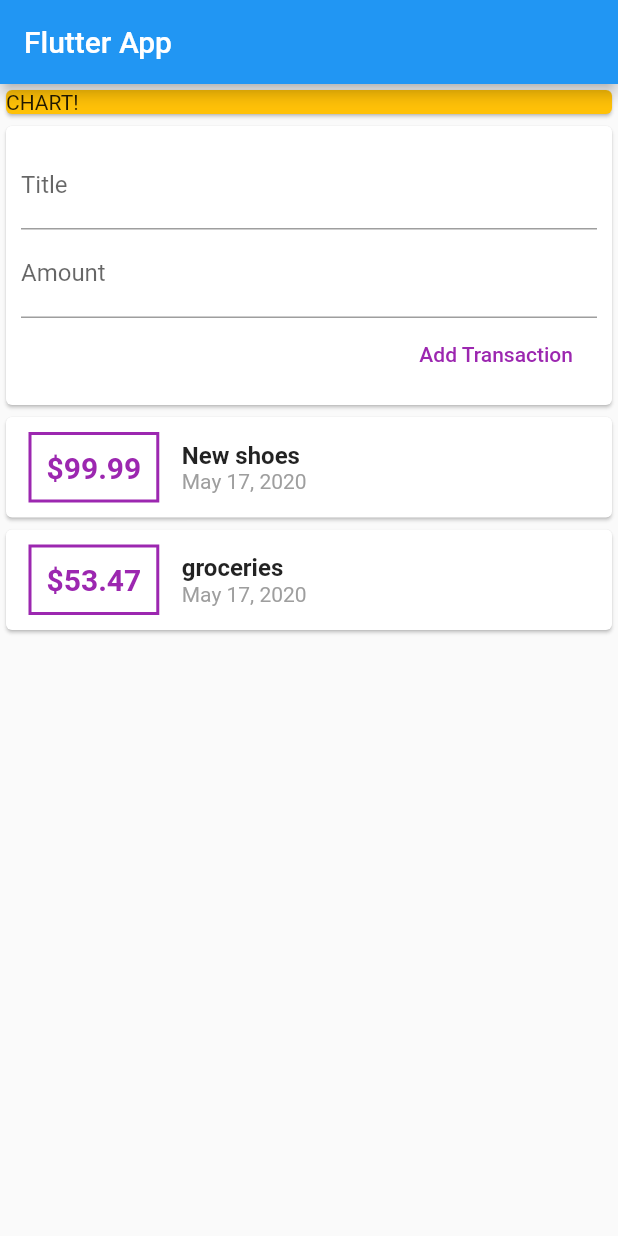
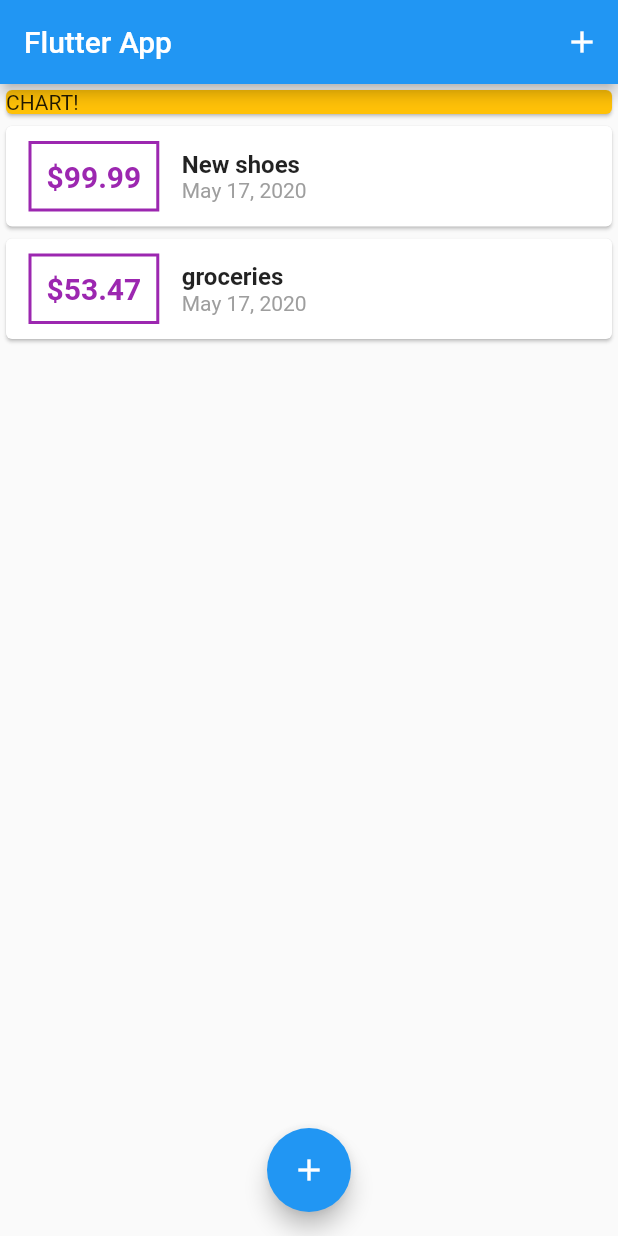
Before and after one commit to travisVela/expense_app, a Flutter app: the screen it shows after launch, on a phone screen of 412 x 824 dp. Run offline on Flutter 3.47's test engine with Material 2 defaults, Android fonts, the phone set to English and light mode, and no system bars.

Commit message:
move transaction input fields to  modal bottom sheet

```diff
--- a/lib/main.dart
+++ b/lib/main.dart
@@ -1,5 +1,9 @@
-import 'package:expense_app/widgets/user_transaction.dart';
+import 'package:expense_app/widgets/new_transaction.dart';
+import 'package:expense_app/widgets/transaction_list.dart';
 import 'package:flutter/material.dart';
+import './widgets/new_transaction.dart';
+
+import './models/transaction.dart';
 
 void main() => runApp(MyApp());
 
@@ -13,17 +17,56 @@ class MyApp extends StatelessWidget {
   }
 }
 
-class MyHomePage extends StatelessWidget {
-  String titleInput;
-  String amountInput;
-  final titleController = TextEditingController();
-  final amountController = TextEditingController();
+class MyHomePage extends StatefulWidget {
+  @override
+  _MyHomePageState createState() => _MyHomePageState();
+}
+
+class _MyHomePageState extends State<MyHomePage> {
+  final List<Transaction> _userTransactions = [
+    Transaction(
+        id: '1', title: 'New shoes', amount: 99.99, date: DateTime.now()),
+    Transaction(
+        id: '2', title: 'groceries', amount: 53.47, date: DateTime.now())
+  ];
+
+  void _addNewTransaction(String title, double amount) {
+    final newTransaction = Transaction(
+      title: title,
+      amount: amount,
+      date: DateTime.now(),
+      id: DateTime.now().toString(),
+    );
+
+    setState(() {
+      _userTransactions.add(newTransaction);
+    });
+  }
+
+  void _startAddNewTransaction(BuildContext ctx) {
+    showModalBottomSheet(
+      context: ctx,
+      builder: (builderCtx) {
+        return GestureDetector(
+          onTap: () {},
+          child: NewTransaction(_addNewTransaction),
+          behavior: HitTestBehavior.opaque,
+        );
+      },
+    );
+  }
 
   @override
   Widget build(BuildContext context) {
     return Scaffold(
       appBar: AppBar(
         title: Text('Flutter App'),
+        actions: <Widget>[
+          IconButton(
+            icon: Icon(Icons.add),
+            onPressed: () => _startAddNewTransaction(context),
+          )
+        ],
       ),
       body: SingleChildScrollView(
         child: Column(
@@ -35,9 +78,14 @@ class MyHomePage extends StatelessWidget {
                 child: Text('CHART!'),
               ),
             ),
-            UserTransactions(),
+            TransactionList(_userTransactions),
           ],
         ),
+      ),
+      floatingActionButtonLocation: FloatingActionButtonLocation.centerFloat,
+      floatingActionButton: FloatingActionButton(
+        child: Icon(Icons.add),
+        onPressed: () => _startAddNewTransaction(context),
       ),
     );
   }
--- a/lib/widgets/transaction_list.dart
+++ b/lib/widgets/transaction_list.dart
@@ -27,7 +27,7 @@ class TransactionList extends StatelessWidget {
                   ),
                   padding: EdgeInsets.all(10),
                   child: Text(
-                    '\$${transactions[index].amount}',
+                    '\$${transactions[index].amount.toStringAsFixed(2)}',
                     style: TextStyle(
                       fontWeight: FontWeight.bold,
                       fontSize: 20,
--- a/lib/widgets/user_transaction.dart
+++ /dev/null
@@ -1,42 +0,0 @@
-import 'package:flutter/material.dart';
-
-import './new_transaction.dart';
-import './transaction_list.dart';
-import '../models/transaction.dart';
-
-class UserTransactions extends StatefulWidget {
-  @override
-  _UserTransactionsState createState() => _UserTransactionsState();
-}
-
-class _UserTransactionsState extends State<UserTransactions> {
-  final List<Transaction> _userTransactions = [
-    Transaction(
-        id: '1', title: 'New shoes', amount: 99.99, date: DateTime.now()),
-    Transaction(
-        id: '2', title: 'groceries', amount: 53.47, date: DateTime.now())
-  ];
-
-  void _addNewTransaction(String title, double amount) {
-    final newTransaction = Transaction(
-      title: title,
-      amount: amount,
-      date: DateTime.now(),
-      id: DateTime.now().toString(),
-    );
-
-    setState(() {
-      _userTransactions.add(newTransaction);
-    });
-  }
-
-  @override
-  Widget build(BuildContext context) {
-    return Column(
-      children: <Widget>[
-        NewTransaction(_addNewTransaction),
-        TransactionList(_userTransactions),
-      ],
-    );
-  }
-}
```
Also changed, not shown: lib/widgets/new_transaction.dart (+30 -8 lines).
